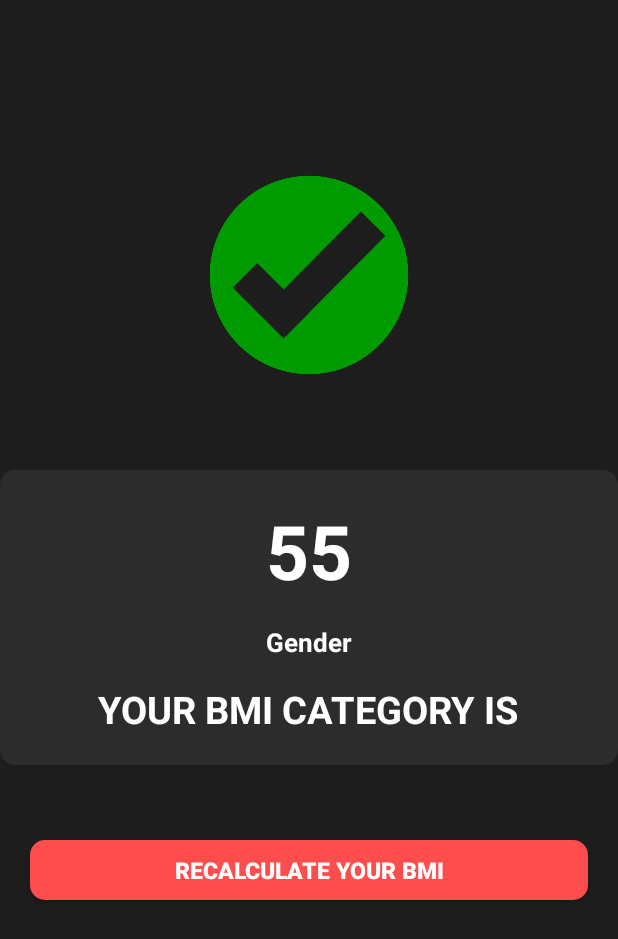
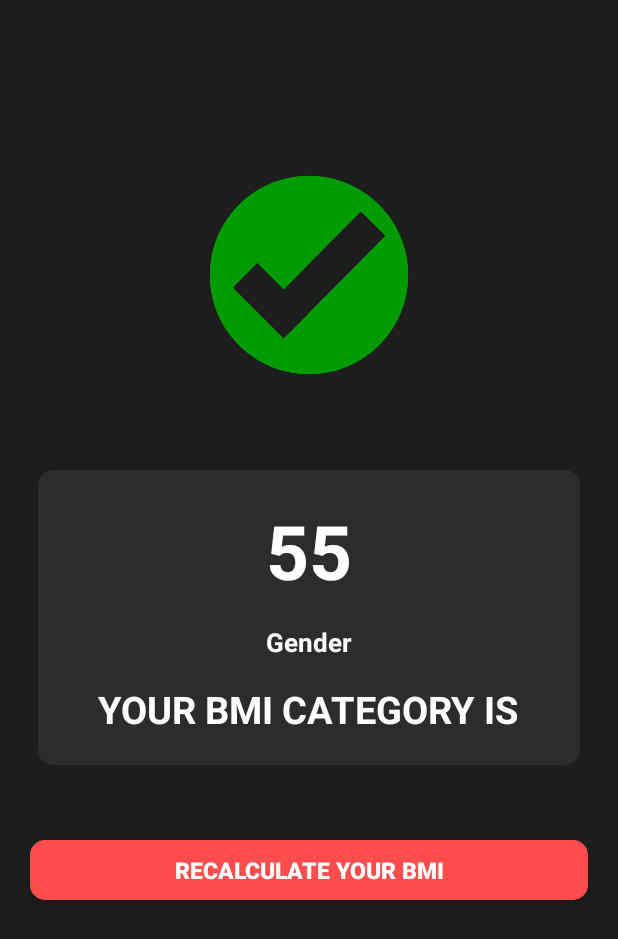
Before and after one commit to shashinherath/bmi-calculator, an Android app: the layout activity_bmi.xml on its own in the app's theme, with its tools: preview values and no code run, on a phone screen of 412 x 824 dp. Shown: the top 939 px of the screen. Run offline under Robolectric (Android 15) with nearby library versions, the phone set to English and light mode, and no system bars.

Commit message:
Update activity_bmi.xml

```diff
--- a/app/src/main/res/layout/activity_bmi.xml
+++ b/app/src/main/res/layout/activity_bmi.xml
@@ -20,22 +20,24 @@
     </ImageView>
 
     <RelativeLayout
+        android:id="@+id/contentlayout"
         android:layout_width="match_parent"
         android:layout_height="wrap_content"
-        android:padding="20dp"
-        android:id="@+id/contentlayout"
+        android:layout_centerInParent="true"
+        android:layout_marginLeft="25dp"
+        android:layout_marginRight="25dp"
         android:background="@drawable/cardbackground"
-        android:layout_centerInParent="true">
+        android:padding="20dp">
 
         <TextView
+            android:id="@+id/bmidisplay"
             android:layout_width="wrap_content"
             android:layout_height="wrap_content"
+            android:layout_centerHorizontal="true"
+            android:text="55"
+            android:textColor="@color/white"
             android:textSize="50sp"
-            android:textStyle="bold"
-            android:textColor="@color/white"
-            android:text="55"
-            android:id="@+id/bmidisplay"
-            android:layout_centerHorizontal="true">
+            android:textStyle="bold">
 
         </TextView>
 
@@ -43,24 +45,24 @@
             android:id="@+id/genderdisplay"
             android:layout_width="wrap_content"
             android:layout_height="wrap_content"
+            android:layout_below="@id/bmidisplay"
             android:layout_centerHorizontal="true"
             android:layout_marginTop="15dp"
             android:text="Gender"
             android:textColor="@color/white"
             android:textSize="17sp"
-            android:textStyle="bold"
-            android:layout_below="@id/bmidisplay">
+            android:textStyle="bold">
 
         </TextView>
 
         <TextView
+            android:id="@+id/bmicategory"
             android:layout_width="wrap_content"
             android:layout_height="wrap_content"
             android:layout_below="@id/genderdisplay"
             android:layout_centerHorizontal="true"
             android:layout_marginTop="15dp"
             android:text="YOUR BMI CATEGORY IS"
-            android:id="@+id/bmicategory"
             android:textColor="@color/white"
             android:textSize="25sp"
             android:textStyle="bold">
```
